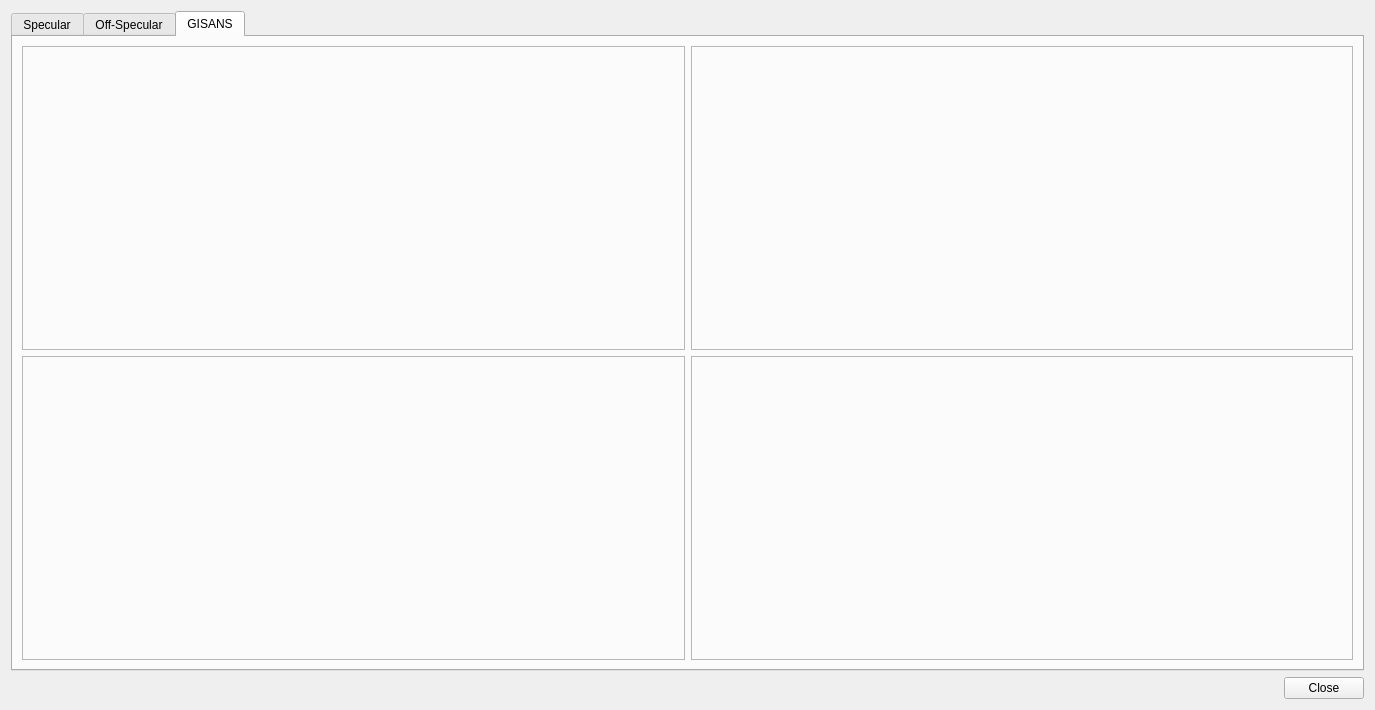
Qt form designer/ui_result_viewer.ui (neutrons/reflectivity_ui) before a commit.
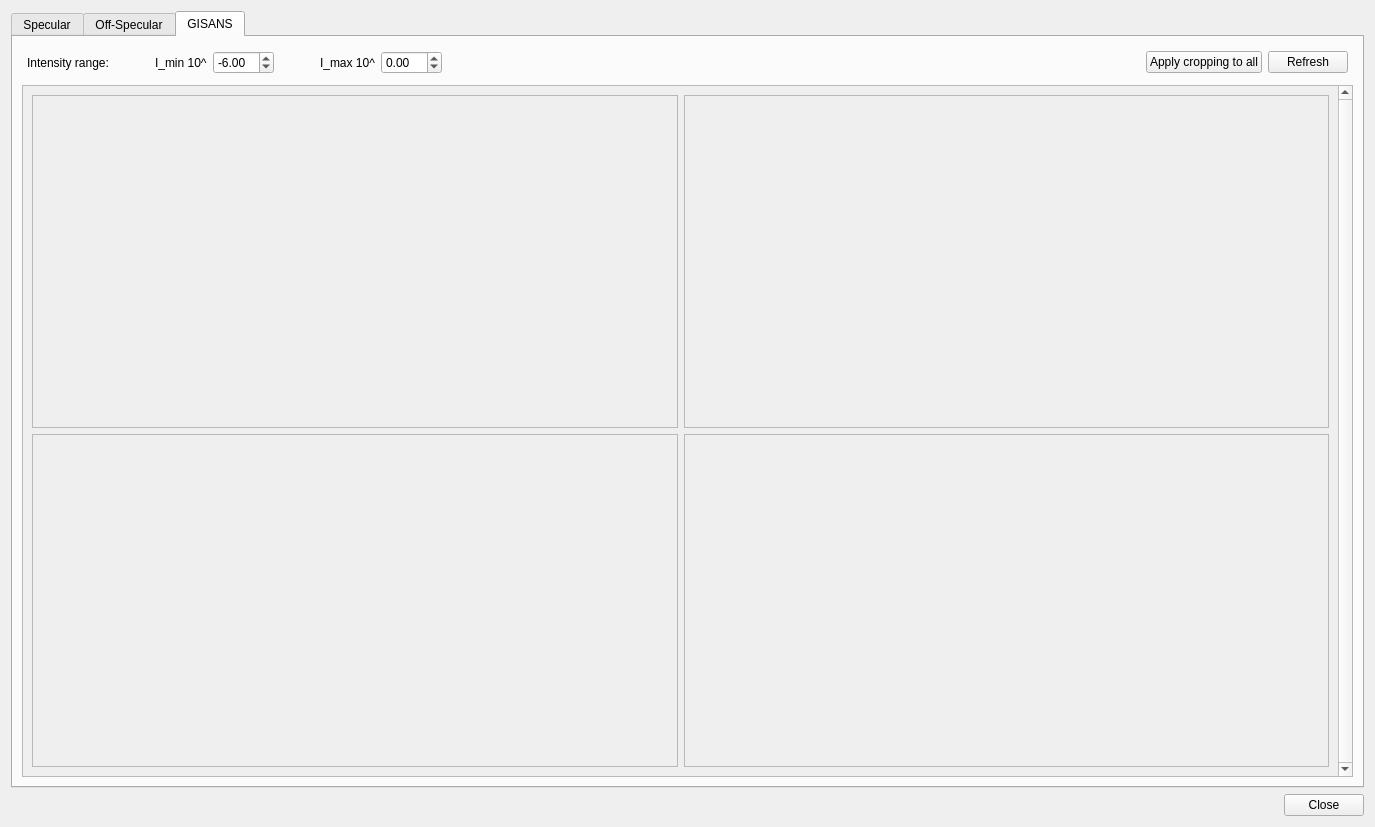
The same form after that commit. The open tabs and pages were chosen to show the change. Custom widgets are drawn as their Qt base class.

Commit message: Add GISANS viewer

The edit to the form file:
```diff
--- a/designer/ui_result_viewer.ui
+++ b/designer/ui_result_viewer.ui
@@ -7,7 +7,7 @@
     <x>0</x>
     <y>0</y>
     <width>1375</width>
-    <height>710</height>
+    <height>827</height>
    </rect>
   </property>
   <property name="windowTitle">
@@ -58,6 +58,18 @@
          <property name="sizeConstraint">
           <enum>QLayout::SetMinimumSize</enum>
          </property>
+         <property name="leftMargin">
+          <number>5</number>
+         </property>
+         <property name="topMargin">
+          <number>5</number>
+         </property>
+         <property name="rightMargin">
+          <number>5</number>
+         </property>
+         <property name="bottomMargin">
+          <number>5</number>
+         </property>
          <item>
           <widget class="QLabel" name="label">
            <property name="text">
@@ -183,25 +195,153 @@
       </attribute>
       <layout class="QVBoxLayout" name="verticalLayout_4">
        <item>
-        <layout class="QHBoxLayout" name="horizontalLayout_2"/>
+        <layout class="QHBoxLayout" name="horizontalLayout_2" stretch="0,0,0,0,0,0,0,0,0,0">
+         <property name="sizeConstraint">
+          <enum>QLayout::SetDefaultConstraint</enum>
+         </property>
+         <property name="leftMargin">
+          <number>5</number>
+         </property>
+         <property name="topMargin">
+          <number>5</number>
+         </property>
+         <property name="rightMargin">
+          <number>5</number>
+         </property>
+         <property name="bottomMargin">
+          <number>5</number>
+         </property>
+         <item>
+          <widget class="QLabel" name="label_6">
+           <property name="text">
+            <string>Intensity range:</string>
+           </property>
+          </widget>
        </item>
        <item>
-        <layout class="QGridLayout" name="gridLayout_3">
-         <item row="0" column="1">
-          <widget class="QFrame" name="gisans_mm_frame">
-           <property name="frameShape">
-            <enum>QFrame::StyledPanel</enum>
+          <spacer name="horizontalSpacer_4">
+           <property name="orientation">
+            <enum>Qt::Horizontal</enum>
            </property>
-           <property name="frameShadow">
-            <enum>QFrame::Raised</enum>
+           <property name="sizeType">
+            <enum>QSizePolicy::Fixed</enum>
            </property>
-           <layout class="QGridLayout" name="gridLayout_8">
-            <item row="0" column="0">
-             <layout class="QGridLayout" name="gisans_mm_layout"/>
-            </item>
-           </layout>
-          </widget>
-         </item>
+           <property name="sizeHint" stdset="0">
+            <size>
+             <width>40</width>
+             <height>20</height>
+            </size>
+           </property>
+          </spacer>
+         </item>
+         <item>
+          <widget class="QLabel" name="label_5">
+           <property name="text">
+            <string>I_min 10^</string>
+           </property>
+          </widget>
+         </item>
+         <item>
+          <widget class="QDoubleSpinBox" name="gisans_intensity_min">
+           <property name="minimum">
+            <double>-20.000000000000000</double>
+           </property>
+           <property name="maximum">
+            <double>2.000000000000000</double>
+           </property>
+           <property name="singleStep">
+            <double>0.250000000000000</double>
+           </property>
+           <property name="value">
+            <double>-6.000000000000000</double>
+           </property>
+          </widget>
+         </item>
+         <item>
+          <spacer name="horizontalSpacer_5">
+           <property name="orientation">
+            <enum>Qt::Horizontal</enum>
+           </property>
+           <property name="sizeType">
+            <enum>QSizePolicy::Fixed</enum>
+           </property>
+           <property name="sizeHint" stdset="0">
+            <size>
+             <width>40</width>
+             <height>20</height>
+            </size>
+           </property>
+          </spacer>
+         </item>
+         <item>
+          <widget class="QLabel" name="label_4">
+           <property name="text">
+            <string>I_max 10^</string>
+           </property>
+          </widget>
+         </item>
+         <item>
+          <widget class="QDoubleSpinBox" name="gisans_intensity_max">
+           <property name="minimum">
+            <double>-10.000000000000000</double>
+           </property>
+           <property name="maximum">
+            <double>10.000000000000000</double>
+           </property>
+           <property name="singleStep">
+            <double>0.250000000000000</double>
+           </property>
+          </widget>
+         </item>
+         <item>
+          <spacer name="horizontalSpacer_6">
+           <property name="orientation">
+            <enum>Qt::Horizontal</enum>
+           </property>
+           <property name="sizeHint" stdset="0">
+            <size>
+             <width>40</width>
+             <height>20</height>
+            </size>
+           </property>
+          </spacer>
+         </item>
+         <item>
+          <widget class="QPushButton" name="gisans_apply_crop_button">
+           <property name="text">
+            <string>Apply cropping to all</string>
+           </property>
+          </widget>
+         </item>
+         <item>
+          <widget class="QPushButton" name="gisans_reset_crop_button">
+           <property name="text">
+            <string>Refresh</string>
+           </property>
+          </widget>
+         </item>
+        </layout>
+       </item>
+       <item>
+        <widget class="QScrollArea" name="scrollArea">
+         <property name="verticalScrollBarPolicy">
+          <enum>Qt::ScrollBarAlwaysOn</enum>
+         </property>
+         <property name="widgetResizable">
+          <bool>true</bool>
+         </property>
+         <widget class="QWidget" name="scrollAreaWidgetContents">
+          <property name="geometry">
+           <rect>
+            <x>0</x>
+            <y>0</y>
+            <width>1319</width>
+            <height>685</height>
+           </rect>
+          </property>
+          <layout class="QGridLayout" name="gridLayout_6">
+           <item row="0" column="0">
+            <layout class="QGridLayout" name="gridLayout_4">
          <item row="0" column="0">
           <widget class="QFrame" name="gisans_pp_frame">
            <property name="frameShape">
@@ -217,6 +357,21 @@
            </layout>
           </widget>
          </item>
+             <item row="0" column="1">
+              <widget class="QFrame" name="gisans_mm_frame">
+               <property name="frameShape">
+                <enum>QFrame::StyledPanel</enum>
+               </property>
+               <property name="frameShadow">
+                <enum>QFrame::Raised</enum>
+               </property>
+               <layout class="QGridLayout" name="gridLayout_8">
+                <item row="0" column="0">
+                 <layout class="QGridLayout" name="gisans_mm_layout"/>
+                </item>
+               </layout>
+              </widget>
+             </item>
          <item row="1" column="0">
           <widget class="QFrame" name="gisans_pm_frame">
            <property name="frameShape">
@@ -253,6 +408,10 @@
      </widget>
     </widget>
    </item>
+      </layout>
+     </widget>
+    </widget>
+   </item>
    <item>
     <widget class="QDialogButtonBox" name="buttonBox">
      <property name="orientation">
```
Left out of the diff: 34 changed lines with no effect on the pictures. Lines whose indentation alone changed are shown as unchanged. The commit also changes 10 other files.
